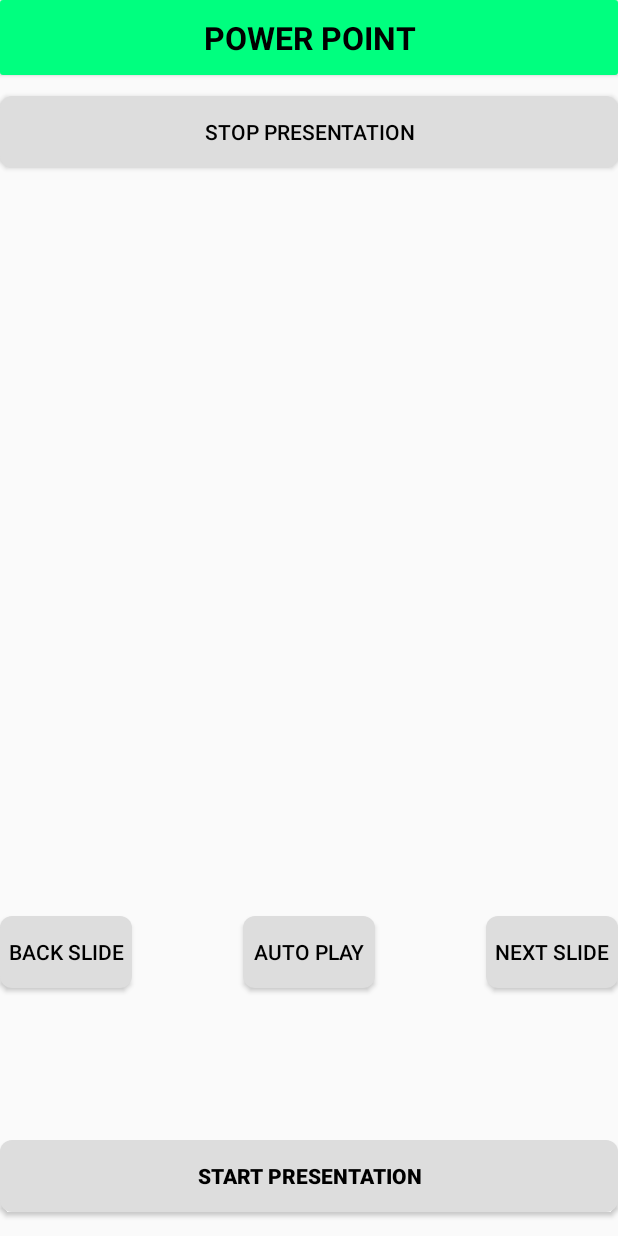
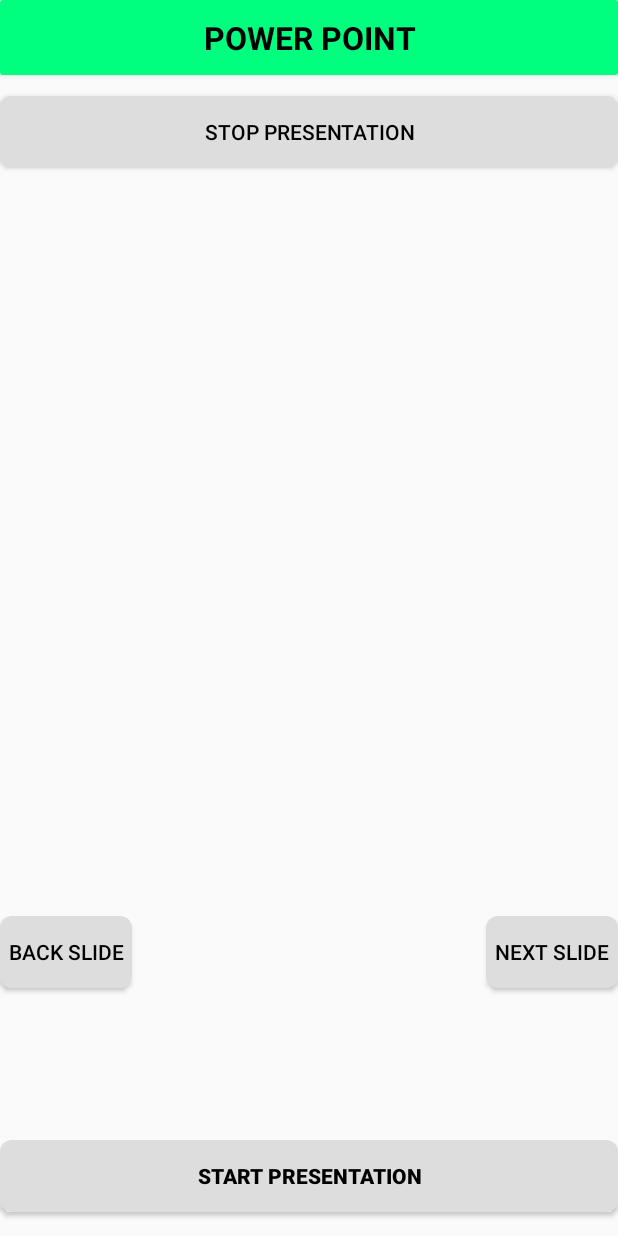
Before and after one commit to msameera96/PCController, an Android app: the PowerPoint screen opened directly, with no data from a screen before it, on a phone screen of 412 x 824 dp. Run offline under Robolectric (Android 15) with nearby library versions, the light colour scheme and no system bars.

Commit message:
Updated 5th time Power point update and live sccreen

```diff
--- a/app/src/main/java/pk/edu/cust/fyp/nobeen/sameer/umair/pccontroller/PowerPoint.java
+++ b/app/src/main/java/pk/edu/cust/fyp/nobeen/sameer/umair/pccontroller/PowerPoint.java
@@ -2,13 +2,69 @@
 
 import android.support.v7.app.AppCompatActivity;
 import android.os.Bundle;
+import android.view.View;
+import android.widget.Button;
 
 public class PowerPoint extends AppCompatActivity {
 
+    Button startPresentationBtn;
+    Button backBtn;
+    Button nextBtn;
+    Button stopPresentationBtn;
     @Override
     protected void onCreate(Bundle savedInstanceState) {
         super.onCreate(savedInstanceState);
         setContentView(R.layout.activity_power_point);
 
+        startPresentationBtn = (Button) findViewById(R.id.strtPrsnt);
+        backBtn = (Button) findViewById(R.id.backBtn);
+        nextBtn = (Button) findViewById(R.id.nextBtn);
+        stopPresentationBtn = (Button) findViewById(R.id.stopPrsntBtn);
+
+        startPresentationBtn.setOnClickListener(new View.OnClickListener() {
+            @Override
+            public void onClick(View v) {
+                sendActionToServer("F5_KEY");
+            }
+        });
+        backBtn.setOnClickListener(new View.OnClickListener() {
+            @Override
+            public void onClick(View v) {
+                sendActionToServer("LEFT_ARROW_KEY");
+            }
+        });
+        nextBtn.setOnClickListener(new View.OnClickListener() {
+            @Override
+            public void onClick(View v) {
+                sendActionToServer("RIGHT_ARROW_KEY");
+            }
+        });
+
+
+        startPresentationBtn.setOnClickListener(new View.OnClickListener() {
+            @Override
+            public void onClick(View v) {
+                sendActionToServer("F5_KEY");
+            }
+        });
+        stopPresentationBtn.setOnClickListener(new View.OnClickListener() {
+            @Override
+            public void onClick(View v) {
+
+                String action = "TYPE_KEY";
+                int keycode = 27;
+                sendActionToServer(action,keycode);
+            }
+        });
+    }
+
+    private void sendActionToServer(String action, int keyCode)
+    {
+        MainActivity.sendMessageToServer(action);
+        MainActivity.sendMessageToServer(keyCode);
+    }
+
+    private void sendActionToServer(String action) {
+        MainActivity.sendMessageToServer(action);
     }
 }
--- a/app/src/main/res/layout/activity_power_point.xml
+++ b/app/src/main/res/layout/activity_power_point.xml
@@ -69,7 +69,7 @@
         android:text="Next Slide" />
 
     <Button
-        android:id="@+id/stop"
+        android:id="@+id/stopPrsntBtn"
         android:layout_width="match_parent"
         android:layout_height="wrap_content"
         android:textColor="#000000"
@@ -80,14 +80,5 @@
         android:layout_alignParentStart="true"
         android:layout_marginTop="14dp" />
 
-    <Button
-        android:id="@+id/autoPlayBtn"
-        android:layout_width="wrap_content"
-        android:layout_height="wrap_content"
-        android:text="Auto Play"
-        android:textColor="#000000"
-        android:background="@drawable/button_selector"
-        android:layout_alignBaseline="@+id/nextBtn"
-        android:layout_alignBottom="@+id/nextBtn"
-        android:layout_centerHorizontal="true" />
+
 </RelativeLayout>
```
Also changed, not shown: app/src/main/java/pk/edu/cust/fyp/nobeen/sameer/umair/pccontroller/LiveScreen.java (line endings or trailing spaces).
